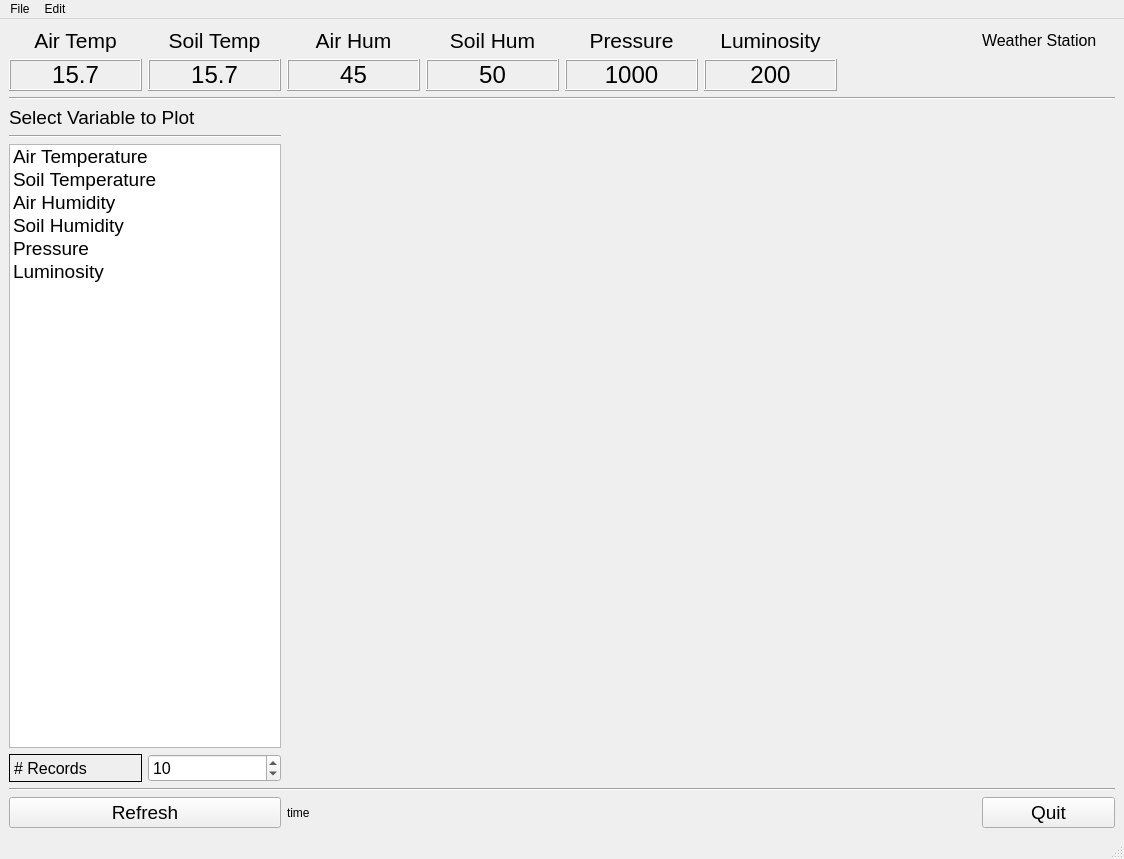
Qt form weatherStationMain.ui (deltaflyer1284/WeatherStationGUI) before a commit.
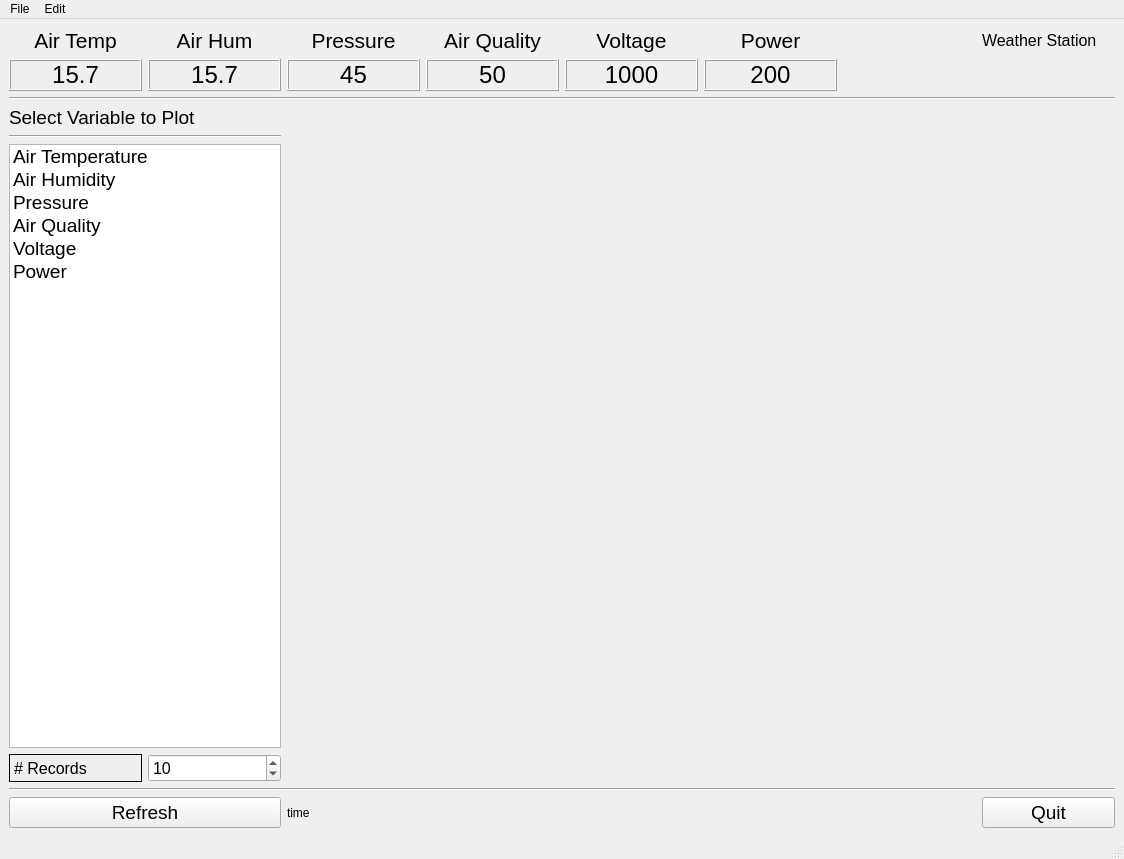
The same form after that commit. Custom widgets are drawn as their Qt base class.

Patch:
```diff
--- a/weatherStationMain.ui
+++ b/weatherStationMain.ui
@@ -123,7 +123,7 @@
        </font>
       </property>
       <property name="text">
-       <string>Soil Temp</string>
+       <string>Air Hum</string>
       </property>
       <property name="scaledContents">
        <bool>true</bool>
@@ -153,7 +153,7 @@
      </widget>
     </item>
     <item row="2" column="2">
-     <widget class="QLabel" name="airHumLabel">
+     <widget class="QLabel" name="pressLabel">
       <property name="font">
        <font>
         <family>Arial</family>
@@ -161,7 +161,7 @@
        </font>
       </property>
       <property name="text">
-       <string>Air Hum</string>
+       <string>Pressure</string>
       </property>
       <property name="alignment">
        <set>Qt::AlignCenter</set>
@@ -195,7 +195,7 @@
      </widget>
     </item>
     <item row="3" column="2">
-     <widget class="QLabel" name="airHum">
+     <widget class="QLabel" name="press">
       <property name="font">
        <font>
         <family>Arial</family>
@@ -223,7 +223,7 @@
      </widget>
     </item>
     <item row="3" column="1">
-     <widget class="QLabel" name="soilTemp">
+     <widget class="QLabel" name="airHum">
       <property name="font">
        <font>
         <family>Arial</family>
@@ -317,7 +317,7 @@
        </font>
       </property>
       <property name="text">
-       <string>Soil Hum</string>
+       <string>Air Quality</string>
       </property>
       <property name="alignment">
        <set>Qt::AlignCenter</set>
@@ -325,7 +325,7 @@
      </widget>
     </item>
     <item row="3" column="4">
-     <widget class="QLabel" name="press">
+     <widget class="QLabel" name="volt">
       <property name="font">
        <font>
         <family>Arial</family>
@@ -353,7 +353,7 @@
      </widget>
     </item>
     <item row="2" column="4">
-     <widget class="QLabel" name="pressLabel">
+     <widget class="QLabel" name="voltLabel">
       <property name="font">
        <font>
         <family>Arial</family>
@@ -361,7 +361,7 @@
        </font>
       </property>
       <property name="text">
-       <string>Pressure</string>
+       <string>Voltage</string>
       </property>
       <property name="alignment">
        <set>Qt::AlignCenter</set>
@@ -405,7 +405,7 @@
        </font>
       </property>
       <property name="text">
-       <string>Luminosity</string>
+       <string>Power</string>
       </property>
       <property name="alignment">
        <set>Qt::AlignCenter</set>
@@ -436,21 +436,11 @@
         <string>Air Temperature</string>
        </property>
       </item>
-      <item>
-       <property name="text">
-        <string>Soil Temperature</string>
-       </property>
-      </item>
       <item>
        <property name="text">
         <string>Air Humidity</string>
        </property>
       </item>
-      <item>
-       <property name="text">
-        <string>Soil Humidity</string>
-       </property>
-      </item>
       <item>
        <property name="text">
         <string>Pressure</string>
@@ -458,7 +448,17 @@
       </item>
       <item>
        <property name="text">
-        <string>Luminosity</string>
+        <string>Air Quality</string>
+       </property>
+      </item>
+      <item>
+       <property name="text">
+        <string>Voltage</string>
+       </property>
+      </item>
+      <item>
+       <property name="text">
+        <string>Power</string>
        </property>
       </item>
      </widget>
```
Left out of the diff: 10 changed lines with no effect on the pictures.
